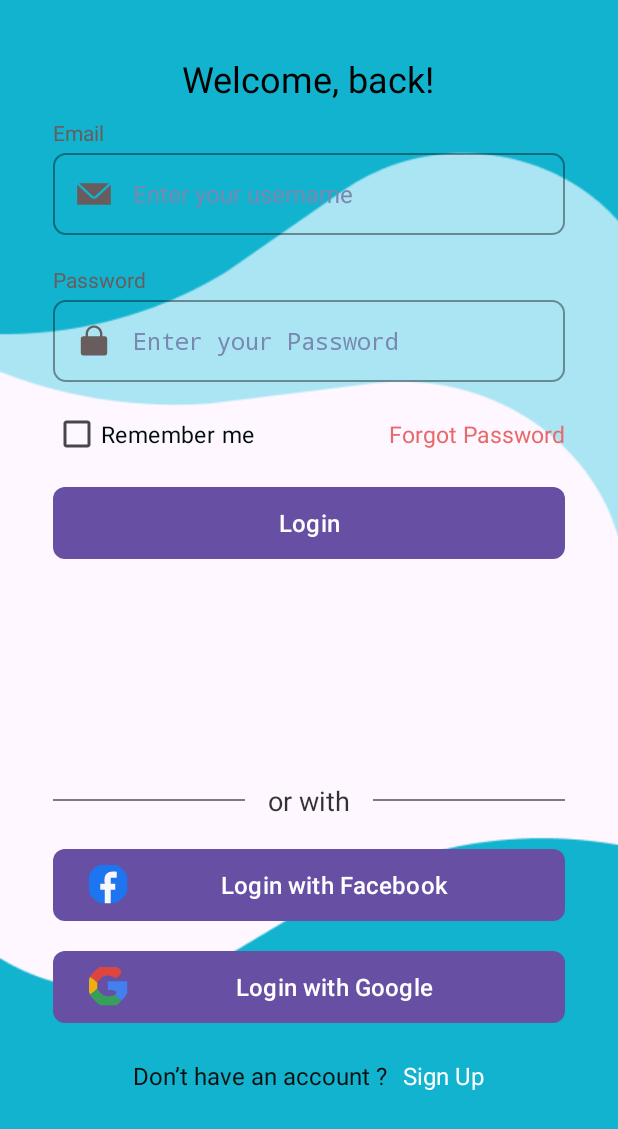
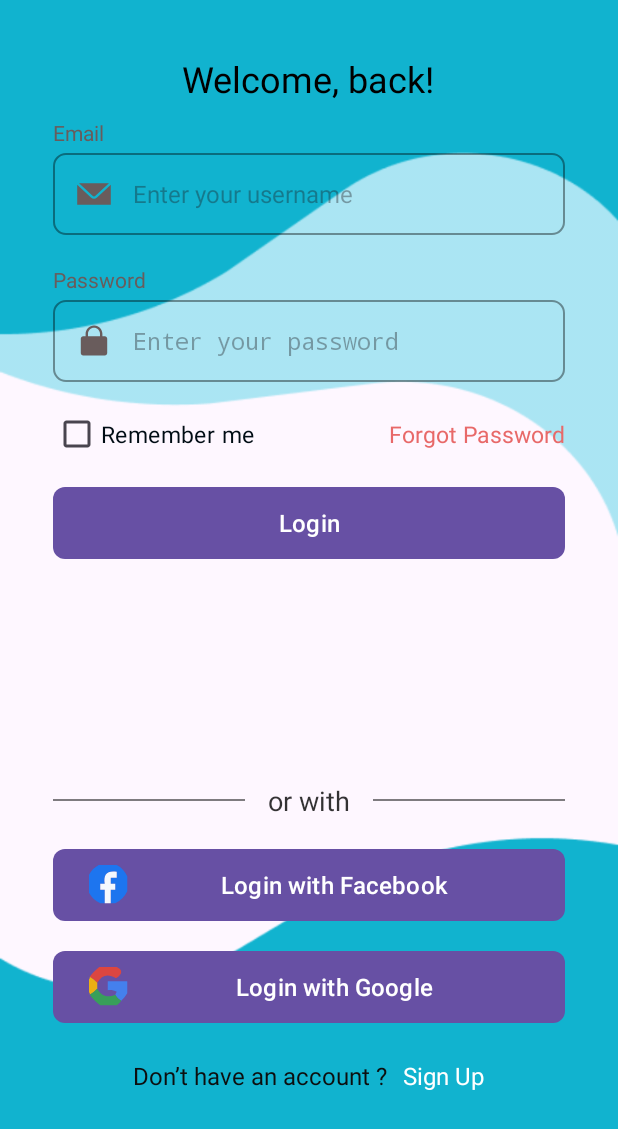
Before and after one commit to GDSCDSU/Healthy-Scan-App, an Android app: the screen it shows after launch (Login), on a phone screen of 412 x 824 dp. Shown: the top 1129 px of the screen. Run offline under Robolectric (Android 15) with nearby library versions, the phone set to English and light mode, and no system bars.

Commit message:
change text color (Login EditText)

```diff
--- a/app/src/main/res/layout/activity_login.xml
+++ b/app/src/main/res/layout/activity_login.xml
@@ -51,7 +51,8 @@
             android:drawableStart="@drawable/email"
             android:drawablePadding="14dp"
             android:inputType="textEmailAddress"
-            android:textColorHint="#7A88B1">
+            android:textColor="@color/Edit_text_text_color"
+            >
         </EditText>
 
         <TextView
@@ -72,11 +73,13 @@
 
             android:layout_marginTop="4dp"
             android:textAppearance="@style/email_text"
-            android:hint="Enter your Password"
+            android:hint="Enter your password"
             android:inputType="textPassword"
+            android:textColor="@color/Edit_text_text_color"
             android:drawableStart="@drawable/password"
             android:drawablePadding="14dp"
-            android:textColorHint="#7A88B1">
+
+            >
         </EditText>
 
         <LinearLayout
```
